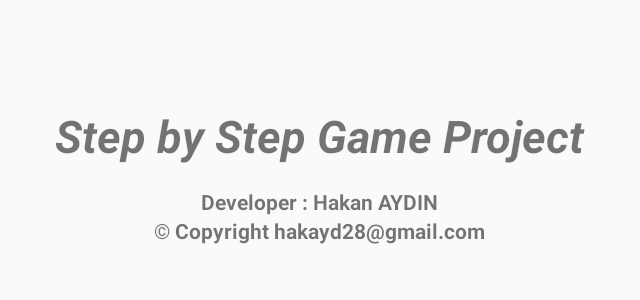
After one commit to hknaydin/GameProject, an Android app: the About screen opened directly, with no data from a screen before it, on a phone screen of 824 x 412 dp (held sideways). The commit adds this screen. Shown: the top 300 px of the screen, without its empty margins (299-939 px from the left). Run offline under Robolectric (Android 15) with nearby library versions, the phone set to English and light mode, and no system bars.

```diff
--- /dev/null
+++ b/app/src/main/java/com/example/gameproject/About.java
@@ -0,0 +1,32 @@
+package com.example.gameproject;
+
+import android.app.Activity;
+import android.content.Intent;
+import android.support.v7.app.AppCompatActivity;
+import android.os.Bundle;
+import android.view.Window;
+import android.view.WindowManager;
+
+public class About extends Activity {
+
+    @Override
+    protected void onCreate(Bundle savedInstanceState) {
+        super.onCreate(savedInstanceState);
+
+        this.getWindow().setFlags(WindowManager.LayoutParams.FLAG_FULLSCREEN,
+                WindowManager.LayoutParams.FLAG_FULLSCREEN);
+        this.requestWindowFeature(Window.FEATURE_NO_TITLE);
+
+
+        setContentView(R.layout.activity_about);
+    }
+
+    @Override
+    public void onBackPressed() {
+        // TODO Auto-generated method stub
+        Intent main_acticity = new Intent(About.this, MainActivity.class);
+        startActivity(main_acticity);
+        finish();
+        super.onBackPressed();
+    }
+}
--- a/app/src/main/java/com/example/gameproject/Wall.java
+++ b/app/src/main/java/com/example/gameproject/Wall.java
@@ -14,4 +14,8 @@ public class Wall extends GameObject{
         canvas.drawBitmap(bitmap,x, y, null);
         // Last draw time.
     }
+
+    public void update(){
+
+    }
 }
--- /dev/null
+++ b/app/src/main/res/layout/activity_about.xml
@@ -0,0 +1,41 @@
+<?xml version="1.0" encoding="utf-8"?>
+<RelativeLayout xmlns:android="http://schemas.android.com/apk/res/android"
+    xmlns:app="http://schemas.android.com/apk/res-auto"
+    xmlns:tools="http://schemas.android.com/tools"
+    android:layout_width="match_parent"
+    android:layout_height="match_parent"
+    tools:context=".About">
+    <TextView
+        android:id="@+id/textNameGame"
+        android:layout_width="fill_parent"
+        android:layout_height="wrap_content"
+        android:text="@string/step_by_step"
+        android:gravity="center|center_vertical|center_horizontal"
+        android:layout_alignParentTop="true"
+        android:layout_centerHorizontal="true"
+        android:layout_marginTop="70dp"
+        android:textSize="30dp"
+        android:textStyle="bold|italic" />
+
+    <TextView
+        android:layout_width="fill_parent"
+        android:layout_height="wrap_content"
+        android:id="@+id/textDeveloper"
+        android:layout_below="@+id/textNameGame"
+        android:layout_centerHorizontal="true"
+        android:textStyle="bold"
+        android:gravity="center|center_vertical|center_horizontal"
+        android:text="@string/developer"
+        android:paddingTop="14dp"/>
+
+    <TextView
+        android:layout_width="fill_parent"
+        android:layout_height="wrap_content"
+        android:text="© Copyright hakayd28@gmail.com"
+        android:id="@+id/textAbout"
+        android:layout_below="@+id/textDeveloper"
+        android:layout_centerHorizontal="true"
+        android:gravity="center|center_horizontal|fill_vertical"
+        android:textStyle="bold" />
+
+</RelativeLayout>
--- a/app/src/main/res/values/strings.xml
+++ b/app/src/main/res/values/strings.xml
@@ -1,4 +1,6 @@
 <resources>
     <string name="app_name">GameProject</string>
     <string name="hakan_aydin">---\u003E by hakayd28@gmail.com \u003C---</string>
+    <string name="developer"> Developer : Hakan AYDIN</string>
+    <string name="step_by_step"> Step by Step Game Project</string>
 </resources>
```
Also changed, not shown: app/src/main/AndroidManifest.xml (+11 -8 lines), app/src/main/java/com/example/gameproject/GameActivity.java (+30 -0 lines), app/src/main/java/com/example/gameproject/GameSurface.java (+25 -12 lines), app/src/main/java/com/example/gameproject/GameThread.java (+6 -2 lines), app/src/main/java/com/example/gameproject/MainActivity.java (+13 -0 lines), app/src/main/res/drawable/circle_person.xml (added, +28 -0 lines), app/src/main/res/layout/activity_main.xml (+19 -0 lines), app/src/main/res/values/color.xml (added, +12 -0 lines).
